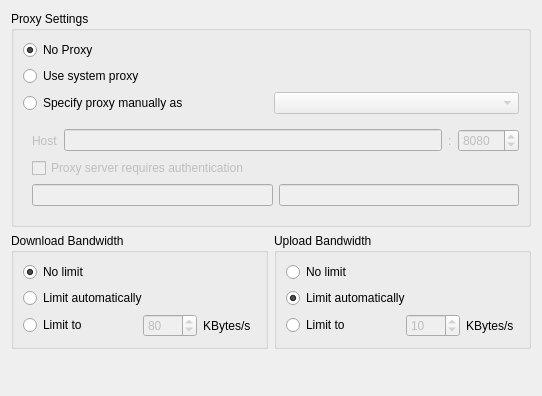
nextcloud/desktop, file src/gui/networksettings.ui: the form before one commit.
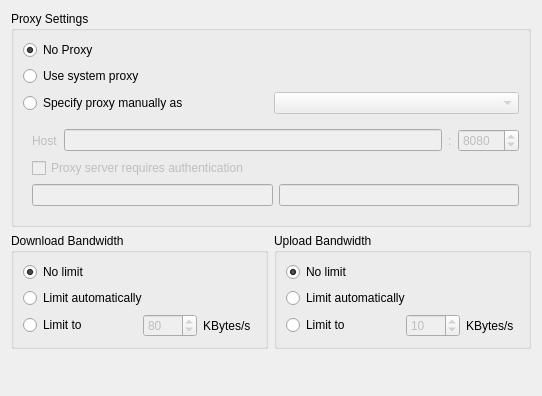
The form after the commit.

Commit message:
Network Settings: Adjust the bandwidth limit option with old Qt
- Disable the whole group box
- Add a tooltip explaining why it is disabled
- Make sure it is disabled in the settings in case of upgrade
- Do a runtime check in case the running Qt is greater

```diff
--- a/src/gui/networksettings.ui
+++ b/src/gui/networksettings.ui
@@ -284,9 +284,6 @@
           <property name="text">
            <string>Limit automatically</string>
           </property>
-          <property name="checked">
-           <bool>true</bool>
-          </property>
          </widget>
         </item>
         <item row="0" column="0" colspan="2">
@@ -294,6 +291,9 @@
           <property name="text">
            <string>No limit</string>
           </property>
+          <property name="checked">
+           <bool>true</bool>
+          </property>
          </widget>
         </item>
         <item row="2" column="1">
```
Left out of the diff: 4 changed lines with no effect on the pictures. The commit also changes 1 other file.
